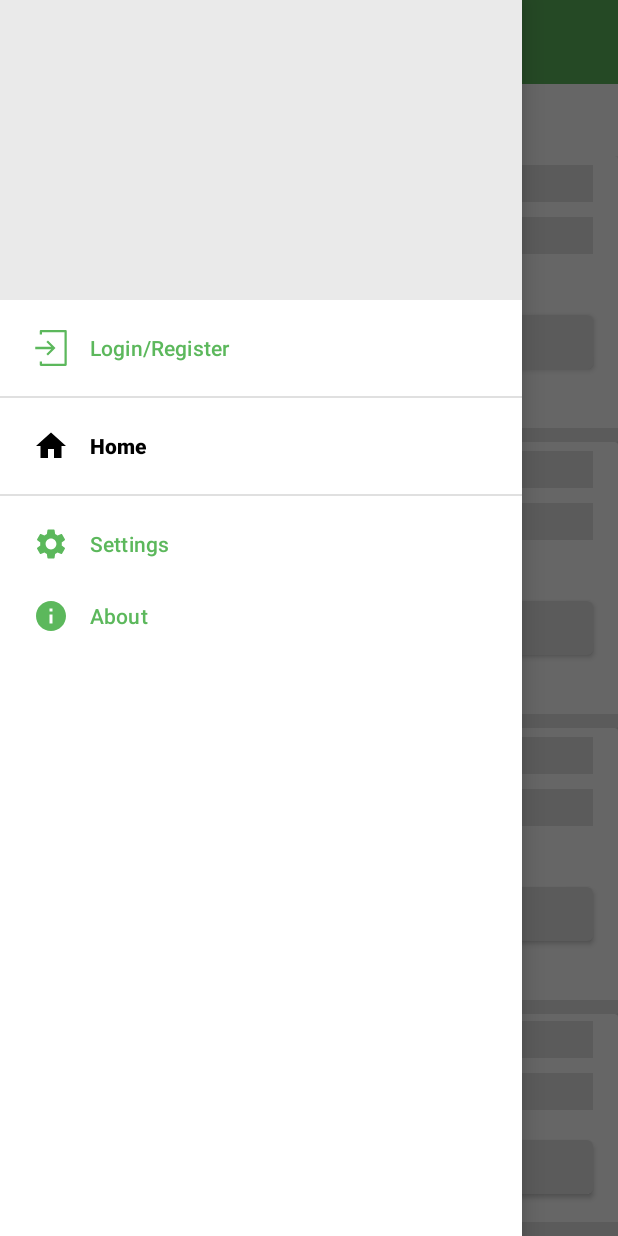
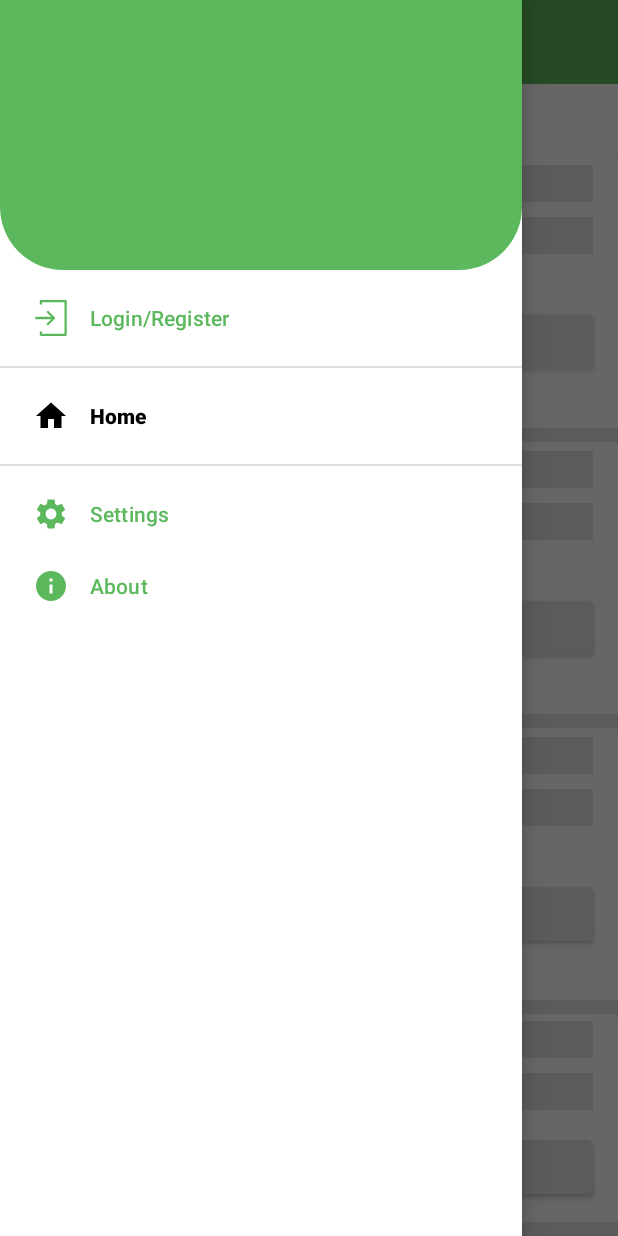
Before and after one commit to AvishekThapa1997/conduit-clone, an Android app: the screen it shows after launch (MainActivity), with the side drawer open, on a phone screen of 412 x 824 dp. Run offline under Robolectric (Android 15) with nearby library versions, the phone set to English and light mode, and no system bars; libraries missing offline, so code that uses them is left out: uk.co.samuelwall; 5 statements that could not run were skipped.

Commit message:
Navigation Header Background colour and shape changed

```diff
--- /dev/null
+++ b/app/src/main/res/drawable/nav_header_drawable.xml
@@ -0,0 +1,11 @@
+<?xml version="1.0" encoding="utf-8"?>
+<shape xmlns:android="http://schemas.android.com/apk/res/android"
+    android:shape="rectangle">
+    <gradient
+        android:centerColor="@color/colorPrimary"
+        android:endColor="@color/colorPrimary"
+        android:startColor="@color/colorPrimary" />
+    <corners
+        android:bottomLeftRadius="42dp"
+        android:bottomRightRadius="42dp" />
+</shape>
--- a/app/src/main/res/layout/nav_header.xml
+++ b/app/src/main/res/layout/nav_header.xml
@@ -2,8 +2,8 @@
 <androidx.constraintlayout.widget.ConstraintLayout xmlns:android="http://schemas.android.com/apk/res/android"
     xmlns:app="http://schemas.android.com/apk/res-auto"
     android:layout_width="match_parent"
-    android:layout_height="200dp"
-    android:background="@color/light_grey">
+    android:layout_height="180dp"
+    android:background="@drawable/nav_header_drawable">
 
     <androidx.constraintlayout.widget.Guideline
         android:id="@+id/start_guideline"
@@ -18,12 +18,14 @@
         android:layout_height="wrap_content"
         android:orientation="vertical"
         app:layout_constraintGuide_percent="0.95" />
+
     <androidx.constraintlayout.widget.Guideline
         android:id="@+id/top_guideline"
         android:layout_width="wrap_content"
         android:layout_height="wrap_content"
         android:orientation="horizontal"
         app:layout_constraintGuide_percent="0.25" />
+
     <androidx.constraintlayout.widget.Guideline
         android:id="@+id/bottom_guideline"
         android:layout_width="wrap_content"
@@ -39,7 +41,7 @@
         android:layout_marginStart="10dp"
         android:textAllCaps="true"
         android:textAppearance="@style/TextAppearance.AppCompat.Title"
-        android:textColor="@android:color/black"
+        android:textColor="@android:color/white"
         app:layout_constraintBottom_toTopOf="@id/user_name"
         app:layout_constraintEnd_toEndOf="parent"
         app:layout_constraintStart_toEndOf="@id/start_guideline"
@@ -51,7 +53,7 @@
         android:layout_height="wrap_content"
         android:layout_marginStart="10dp"
         android:textAppearance="@style/TextAppearance.AppCompat.Title"
-        android:textColor="@android:color/black"
+        android:textColor="@android:color/white"
         app:layout_constraintBottom_toBottomOf="@id/bottom_guideline"
         app:layout_constraintEnd_toEndOf="parent"
         app:layout_constraintStart_toEndOf="@id/start_guideline"
```
